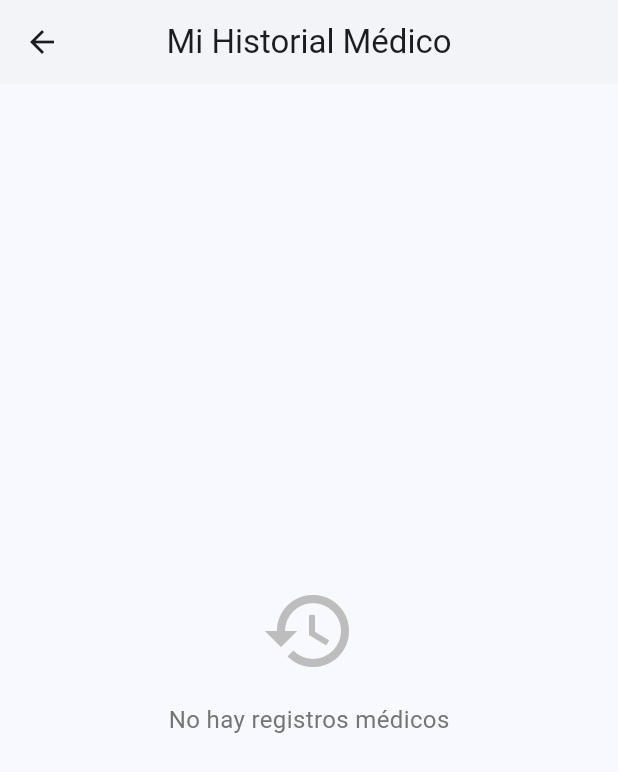
After one commit to Marcelochoquecruz/INF632-APP-MOVIL-trabajo-final, a Flutter app: the PatientDashboard screen opened by its route, after a tap on "Ver Historial Médico", on a phone screen of 412 x 824 dp. The commit adds this screen. Shown: the top 772 px of the screen. Run offline on Flutter 3.47's test engine with Material 3 defaults, Android fonts, the phone set to English and light mode, and no system bars; our stand-ins replace animate_do, cloud_firestore, firebase_auth, firebase_core, google_fonts; accounts and stored records are empty.

Commit message:
Panel pacientes funcional

```diff
--- a/lib/routes/app_routes.dart
+++ b/lib/routes/app_routes.dart
@@ -4,6 +4,7 @@ import '../screens/login_screen.dart';
 import '../screens/welcome_screen.dart';
 import '../screens/admin/admin_panel.dart';
 import '../screens/doctor/doctor_dashboard.dart';
+import '../screens/patient/patient_dashboard.dart';
 
 class AppRoutes {
   static const String home = '/';
@@ -11,6 +12,7 @@ class AppRoutes {
   static const String welcome = '/welcome';
   static const String adminPanel = '/admin-panel';
   static const String doctorDashboard = '/doctor-dashboard';
+  static const String patientDashboard = '/patient/dashboard';
 
   static Map<String, WidgetBuilder> getRoutes() {
     return {
@@ -19,6 +21,7 @@ class AppRoutes {
       welcome: (_) => const WelcomeScreen(),
       adminPanel: (_) => const AdminPanel(),
       doctorDashboard: (_) => const DoctorDashboard(),
+      patientDashboard: (_) => const PatientDashboard(),
     };
   }
 }
--- /dev/null
+++ b/lib/screens/patient/medical_history_screen.dart
@@ -0,0 +1,159 @@
+import 'package:flutter/material.dart';
+import 'package:cloud_firestore/cloud_firestore.dart';
+import 'package:firebase_auth/firebase_auth.dart';
+import 'package:intl/intl.dart';
+
+class MedicalHistoryScreen extends StatefulWidget {
+  const MedicalHistoryScreen({Key? key}) : super(key: key);
+
+  @override
+  State<MedicalHistoryScreen> createState() => _MedicalHistoryScreenState();
+}
+
+class _MedicalHistoryScreenState extends State<MedicalHistoryScreen> {
+  final FirebaseFirestore _firestore = FirebaseFirestore.instance;
+  final FirebaseAuth _auth = FirebaseAuth.instance;
+  List<Map<String, dynamic>> _medicalRecords = [];
+  bool _isLoading = true;
+
+  @override
+  void initState() {
+    super.initState();
+    _loadMedicalHistory();
+  }
+
+  Future<void> _loadMedicalHistory() async {
+    try {
+      final userId = _auth.currentUser?.uid;
+      if (userId == null) return;
+
+      final recordsSnapshot = await _firestore
+          .collection('medical_records')
+          .where('patientId', isEqualTo: userId)
+          .orderBy('date', descending: true)
+          .get();
+
+      final records = await Future.wait(
+        recordsSnapshot.docs.map((doc) async {
+          final data = doc.data();
+          final doctorId = data['doctorId'] as String;
+          final doctorDoc = await _firestore.collection('doctors').doc(doctorId).get();
+          final doctorName = doctorDoc.data()?['name'] ?? 'Doctor no encontrado';
+
+          return {
+            'id': doc.id,
+            'date': (data['date'] as Timestamp).toDate(),
+            'diagnosis': data['diagnosis'] ?? 'No especificado',
+            'treatment': data['treatment'] ?? 'No especificado',
+            'notes': data['notes'] ?? '',
+            'doctorName': doctorName,
+            'prescription': data['prescription'] ?? 'No especificada',
+          };
+        }),
+      );
+
+      setState(() {
+        _medicalRecords = records;
+        _isLoading = false;
+      });
+    } catch (e) {
+      setState(() => _isLoading = false);
+      if (mounted) {
+        ScaffoldMessenger.of(context).showSnackBar(
+          SnackBar(content: Text('Error al cargar historial médico: $e')),
+        );
+      }
+    }
+  }
+
+  Widget _buildRecordCard(Map<String, dynamic> record) {
+    return Card(
+      margin: const EdgeInsets.symmetric(vertical: 8, horizontal: 16),
+      child: ExpansionTile(
+        title: Text(
+          DateFormat('dd/MM/yyyy').format(record['date']),
+          style: const TextStyle(fontWeight: FontWeight.bold),
+        ),
+        subtitle: Text('Doctor: ${record['doctorName']}'),
+        children: [
+          Padding(
+            padding: const EdgeInsets.all(16.0),
+            child: Column(
+              crossAxisAlignment: CrossAxisAlignment.start,
+              children: [
+                _buildInfoSection('Diagnóstico', record['diagnosis']),
+                const SizedBox(height: 8),
+                _buildInfoSection('Tratamiento', record['treatment']),
+                const SizedBox(height: 8),
+                if (record['prescription'].isNotEmpty)
+                  _buildInfoSection('Prescripción', record['prescription']),
+                if (record['notes'].isNotEmpty) ...[
+                  const SizedBox(height: 8),
+                  _buildInfoSection('Notas', record['notes']),
+                ],
+              ],
+            ),
+          ),
+        ],
+      ),
+    );
+  }
+
+  Widget _buildInfoSection(String title, String content) {
+    return Column(
+      crossAxisAlignment: CrossAxisAlignment.start,
+      children: [
+        Text(
+          title,
+          style: const TextStyle(
+            fontWeight: FontWeight.bold,
+            color: Colors.blue,
+          ),
+        ),
+        const SizedBox(height: 4),
+        Text(content),
+      ],
+    );
+  }
+
+  @override
+  Widget build(BuildContext context) {
+    return Scaffold(
+      appBar: AppBar(
+        title: const Text('Mi Historial Médico'),
+      ),
+      body: _isLoading
+          ? const Center(child: CircularProgressIndicator())
+          : RefreshIndicator(
+              onRefresh: _loadMedicalHistory,
+              child: _medicalRecords.isEmpty
+                  ? Center(
+                      child: Column(
+                        mainAxisAlignment: MainAxisAlignment.center,
+                        children: [
+                          Icon(
+                            Icons.history,
+                            size: 64,
+                            color: Colors.grey[400],
+                          ),
+                          const SizedBox(height: 16),
+                          Text(
+                            'No hay registros médicos',
+                            style: TextStyle(
+                              fontSize: 16,
+                              color: Colors.grey[600],
+                            ),
+                          ),
+                        ],
+                      ),
+                    )
+                  : ListView.builder(
+                      itemCount: _medicalRecords.length,
+                      itemBuilder: (context, index) {
+                        return _buildRecordCard(_medicalRecords[index]);
+                      },
+                    ),
+            ),
+    );
+  }
+}
--- /dev/null
+++ b/lib/screens/patient/patient_dashboard.dart
@@ -0,0 +1,364 @@
+import 'package:flutter/material.dart';
+import 'package:cloud_firestore/cloud_firestore.dart';
+import 'package:firebase_auth/firebase_auth.dart';
+import 'package:intl/intl.dart';
+import 'medical_history_screen.dart';
+
+class PatientDashboard extends StatefulWidget {
+  const PatientDashboard({Key? key}) : super(key: key);
+
+  @override
+  State<PatientDashboard> createState() => _PatientDashboardState();
+}
+
+class _PatientDashboardState extends State<PatientDashboard> {
+  final FirebaseFirestore _firestore = FirebaseFirestore.instance;
+  final FirebaseAuth _auth = FirebaseAuth.instance;
+  Map<String, dynamic>? _patientData;
+  List<Map<String, dynamic>> _upcomingAppointments = [];
+  String? _assignedDoctorName;
+
+  @override
+  void initState() {
+    super.initState();
+    _loadPatientData();
+    _loadUpcomingAppointments();
+  }
+
+  Future<void> _loadPatientData() async {
+    try {
+      final userId = _auth.currentUser?.uid;
+      if (userId == null) return;
+
+      // Cargar datos del paciente
+      final patientDoc = await _firestore.collection('patients').doc(userId).get();
+      if (patientDoc.exists) {
+        setState(() {
+          _patientData = patientDoc.data();
+        });
+
+        // Cargar doctores asignados
+        final assignmentsSnapshot = await _firestore
+            .collection('doctor_patients')
+            .where('patientId', isEqualTo: userId)
+            .get();
+
+        if (assignmentsSnapshot.docs.isNotEmpty) {
+          final doctorIds = assignmentsSnapshot.docs.map((doc) => doc.get('doctorId') as String).toList();
+
+          // Obtener el primer doctor asignado (podemos expandir esto más tarde para mostrar todos)
+          final doctorDoc = await _firestore.collection('doctors').doc(doctorIds.first).get();
+          if (doctorDoc.exists) {
+            setState(() {
+              _assignedDoctorName = doctorDoc.data()?['name'];
+            });
+          }
+        } else {
+          setState(() {
+            _assignedDoctorName = null;
+          });
+        }
+      }
+    } catch (e) {
+      if (mounted) {
+        ScaffoldMessenger.of(context).showSnackBar(
+          SnackBar(content: Text('Error al cargar datos: $e')),
+        );
+      }
+    }
+  }
+
+  Future<void> _loadUpcomingAppointments() async {
+    try {
+      final userId = _auth.currentUser?.uid;
+      if (userId == null) return;
+
+      final now = DateTime.now();
+      final querySnapshot = await _firestore
+          .collection('appointments')
+          .where('patientId', isEqualTo: userId)
+          .where('date', isGreaterThanOrEqualTo: now)
+          .orderBy('date')
+          .limit(5)
+          .get();
+
+      final appointments = await Future.wait(
+        querySnapshot.docs.map((doc) async {
+          final data = doc.data();
+          final doctorId = data['doctorId'] as String;
+          final doctorDoc = await _firestore.collection('doctors').doc(doctorId).get();
+          final doctorName = doctorDoc.data()?['name'] ?? 'Doctor no encontrado';
+
+          return {
+            'id': doc.id,
+            'date': (data['date'] as Timestamp).toDate(),
+            'status': data['status'] ?? 'pendiente',
+            'doctorName': doctorName,
+            'reason': data['reason'] ?? 'No especificado',
+          };
+        }),
+      );
+
+      setState(() {
+        _upcomingAppointments = appointments;
+      });
+    } catch (e) {
+      if (mounted) {
+        ScaffoldMessenger.of(context).showSnackBar(
+          SnackBar(content: Text('Error al cargar citas: $e')),
+        );
+      }
+    }
+  }
+
+  Widget _buildDoctorCard() {
+    return Card(
+      elevation: 4,
+      child: Padding(
+        padding: const EdgeInsets.all(16.0),
+        child: Column(
+          mainAxisSize: MainAxisSize.min,
+          children: [
+            const Icon(
+              Icons.medical_services,
+              size: 48,
+              color: Colors.blue,
+            ),
+            const SizedBox(height: 8),
+            const Text(
+              'Doctor Asignado',
+              style: TextStyle(
+                fontSize: 18,
+                fontWeight: FontWeight.bold,
+              ),
+            ),
+            const SizedBox(height: 8),
+            Text(
+              _assignedDoctorName ?? 'No asignado',
+              style: TextStyle(
+                fontSize: 16,
+                color: _assignedDoctorName != null ? Colors.black87 : Colors.grey,
+              ),
+            ),
+          ],
+        ),
+      ),
+    );
+  }
+
+  Widget _buildAppointmentsCard() {
+    return Card(
+      elevation: 4,
+      child: Padding(
+        padding: const EdgeInsets.all(16.0),
+        child: Column(
+          mainAxisSize: MainAxisSize.min,
+          children: [
+            const Icon(
+              Icons.calendar_today,
+              size: 48,
+              color: Colors.blue,
+            ),
+            const SizedBox(height: 8),
+            const Text(
+              'Próximas Citas',
+              style: TextStyle(
+                fontSize: 18,
+                fontWeight: FontWeight.bold,
+              ),
+            ),
+            const SizedBox(height: 8),
+            Text(
+              _upcomingAppointments.isEmpty
+                ? '0'
+                : _upcomingAppointments.length.toString(),
+              style: const TextStyle(
+                fontSize: 24,
+                fontWeight: FontWeight.bold,
+                color: Colors.blue,
+              ),
+            ),
+          ],
+        ),
+      ),
+    );
+  }
+
+  Widget _buildAppointmentCard(Map<String, dynamic> appointment) {
+    final date = appointment['date'] as DateTime;
+    final status = appointment['status'] as String;
+
+    Color statusColor;
+    switch (status.toLowerCase()) {
+      case 'completada':
+        statusColor = Colors.green;
+        break;
+      case 'cancelada':
+        statusColor = Colors.red;
+        break;
+      default:
+        statusColor = Colors.orange;
+    }
+
+    return Card(
+      margin: const EdgeInsets.symmetric(vertical: 4, horizontal: 8),
+      child: ListTile(
+        leading: CircleAvatar(
+          backgroundColor: Colors.blue,
+          child: Icon(Icons.calendar_today, color: Colors.white),
+        ),
+        title: Text(
+          DateFormat('dd/MM/yyyy HH:mm').format(date),
+          style: const TextStyle(fontWeight: FontWeight.bold),
+        ),
+        subtitle: Column(
+          crossAxisAlignment: CrossAxisAlignment.start,
+          children: [
+            Text('Doctor: ${appointment['doctorName']}'),
+            Text('Motivo: ${appointment['reason']}'),
+          ],
+        ),
+        trailing: Container(
+          padding: const EdgeInsets.symmetric(horizontal: 8, vertical: 4),
+          decoration: BoxDecoration(
+            color: statusColor,
+            borderRadius: BorderRadius.circular(12),
+          ),
+          child: Text(
+            status,
+            style: const TextStyle(color: Colors.white),
+          ),
+        ),
+      ),
+    );
+  }
+
+  @override
+  Widget build(BuildContext context) {
+    return Scaffold(
+      appBar: AppBar(
+        title: const Text('Mi Panel'),
+        actions: [
+          IconButton(
+            icon: const Icon(Icons.exit_to_app),
+            onPressed: () async {
+              await _auth.signOut();
+              if (mounted) {
+                Navigator.of(context).pushReplacementNamed('/login');
+              }
+            },
+          ),
+        ],
+      ),
+      body: _patientData == null
+          ? const Center(child: CircularProgressIndicator())
+          : RefreshIndicator(
+              onRefresh: () async {
+                await _loadPatientData();
+                await _loadUpcomingAppointments();
+              },
+              child: SingleChildScrollView(
+                physics: const AlwaysScrollableScrollPhysics(),
+                child: Padding(
+                  padding: const EdgeInsets.all(16.0),
+                  child: Column(
+                    crossAxisAlignment: CrossAxisAlignment.start,
+                    children: [
+                      Text(
+                        '¡Bienvenido, ${_patientData?['name']}!',
+                        style: const TextStyle(
+                          fontSize: 24,
+                          fontWeight: FontWeight.bold,
+                        ),
+                      ),
+                      const SizedBox(height: 16),
+                      Row(
+                        children: [
+                          Expanded(
+                            child: _buildDoctorCard(),
+                          ),
+                          Expanded(
+                            child: _buildAppointmentsCard(),
+                          ),
+                        ],
+                      ),
+                      const SizedBox(height: 24),
+                      const Text(
+                        'Próximas Citas',
+                        style: TextStyle(
+                          fontSize: 20,
+                          fontWeight: FontWeight.bold,
+                        ),
+                      ),
+                      const SizedBox(height: 8),
+                      if (_upcomingAppointments.isEmpty)
+                        Center(
+                          child: Padding(
+                            padding: const EdgeInsets.all(16.0),
+                            child: Column(
+                              children: [
+                                Icon(
+                                  Icons.event_busy,
+                                  size: 64,
+                                  color: Colors.grey[400],
+                                ),
+                                const SizedBox(height: 16),
+                                Text(
+                                  'No tienes citas programadas',
+                                  style: TextStyle(
+                                    fontSize: 16,
+                                    color: Colors.grey[600],
+                                  ),
+                                ),
+                              ],
+                            ),
+                          ),
+                        )
+                      else
+                        ...(_upcomingAppointments.map(_buildAppointmentCard).toList()),
+                      const SizedBox(height: 16),
+                      ElevatedButton(
+                        onPressed: () {
+                          Navigator.push(
+                            context,
+                            MaterialPageRoute(
+                              builder: (context) => const MedicalHistoryScreen(),
+                            ),
+                          );
+                        },
+                        style: ElevatedButton.styleFrom(
+                          minimumSize: const Size(double.infinity, 50),
+                          backgroundColor: Colors.blue,
+                        ),
+                        child: const Text(
+                          'Ver Historial Médico',
+                          style: TextStyle(fontSize: 16),
+                        ),
+                      ),
+                      const SizedBox(height: 16),
+                      ElevatedButton(
+                        onPressed: () {
+                          // TODO: Implementar solicitud de cita
+                          ScaffoldMessenger.of(context).showSnackBar(
+                            const SnackBar(
+                              content: Text('Próximamente: Solicitud de citas'),
+                            ),
+                          );
+                        },
+                        style: ElevatedButton.styleFrom(
+                          minimumSize: const Size(double.infinity, 50),
+                          backgroundColor: Colors.green,
+                        ),
+                        child: const Text(
+                          'Solicitar Nueva Cita',
+                          style: TextStyle(fontSize: 16),
+                        ),
+                      ),
+                    ],
+                  ),
+                ),
+              ),
+            ),
+    );
+  }
+}
```
Also changed, not shown: lib/screens/login_screen.dart (+11 -6 lines).
